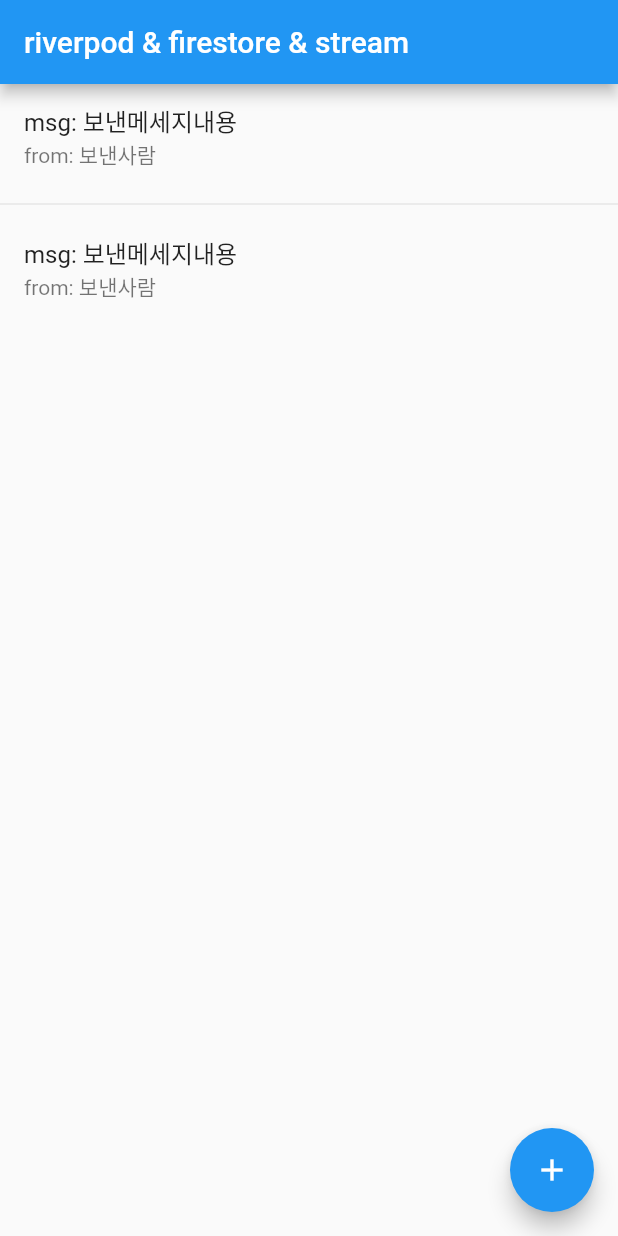
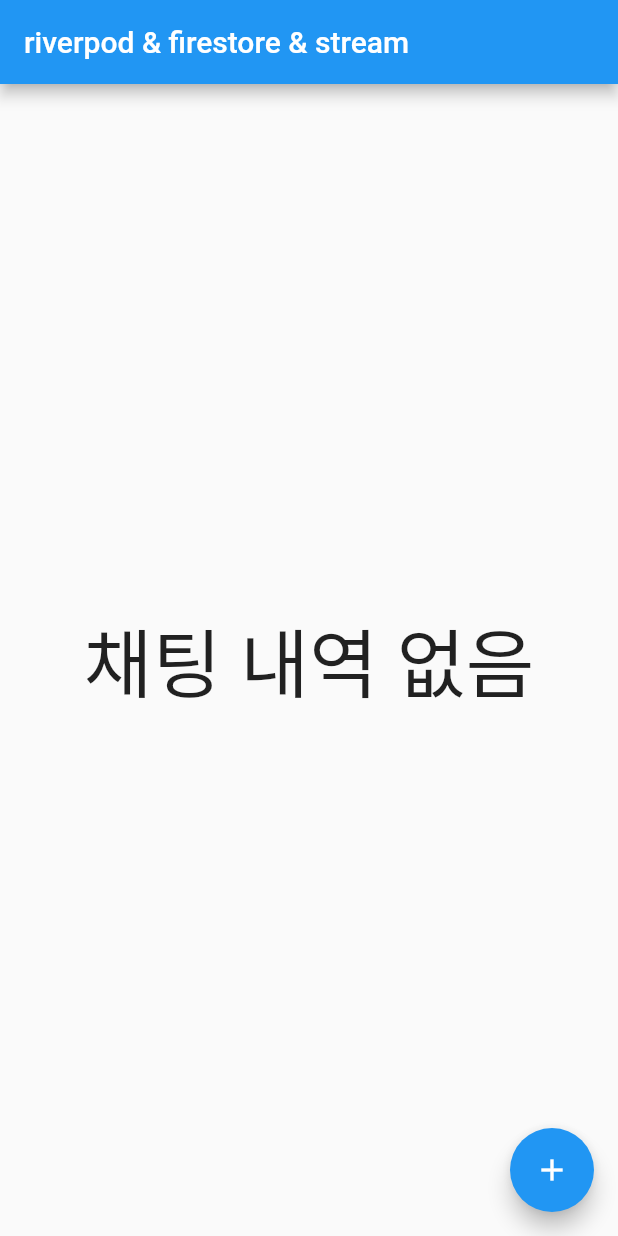
Before and after one commit to Jo-HyeRin/flutter_riverpod_firestore_stream, a Flutter app: the screen it shows after launch, on a phone screen of 412 x 824 dp. Run offline on Flutter 3.47's test engine with Material 2 defaults, Android fonts, the phone set to English and light mode, and no system bars; our stand-ins replace cloud_firestore, firebase_core, flutter_riverpod; accounts and stored records are empty.

```diff
--- a/lib/controller/chat_controller.dart
+++ b/lib/controller/chat_controller.dart
@@ -1,6 +1,5 @@
 import 'package:cloud_firestore/cloud_firestore.dart';
 import 'package:flutter_riverpod/flutter_riverpod.dart';
-import 'package:riverpod_firestore_stream/core/route_enum.dart';
 import 'package:riverpod_firestore_stream/domain/chat/chat_firestore_repository.dart';
 import 'package:riverpod_firestore_stream/dto/chat/chat_req_dto.dart';
 
@@ -13,6 +12,7 @@ class ChatController {
   Ref _ref;
   ChatController(this._ref);
 
+  // insert
   void insert(ChatInsertReqDto dto) async {
     Future<DocumentReference> futureDoc = _ref.read(chatFirestoreRepositoryProvider).insert(dto);
     //print("디버그: ${futureDoc.snapshots()}");
@@ -34,5 +34,4 @@ class ChatController {
         },
     );
   }
-
 }
--- a/lib/domain/chat/chat_firestore_repository.dart
+++ b/lib/domain/chat/chat_firestore_repository.dart
@@ -1,6 +1,24 @@
 import 'package:cloud_firestore/cloud_firestore.dart';
 import 'package:flutter_riverpod/flutter_riverpod.dart';
+import 'package:riverpod_firestore_stream/domain/chat/chat.dart';
 import 'package:riverpod_firestore_stream/dto/chat/chat_req_dto.dart';
+
+// firestore findAll
+// return : Stream<List<Chat>>
+final chatStreamProvider = StreamProvider<List<Chat>>((ref) {
+  final db = FirebaseFirestore.instance;
+  Stream<QuerySnapshot<Map<String, dynamic>>> stream = db.collection("chat").snapshots();
+  return stream.map((snapshot) => snapshot.docs.map((doc) => Chat.fromJson(doc.data(), id: doc.id)).toList());
+
+  // return FirebaseFirestore.instance.collection("chat").snapshots()
+  //     .map((event) => event.docs.map((doc) => Chat.fromJson(doc.data())).toList());
+
+  // 채팅방을 나갈 때 마무리 작업이 필요하다면(ex.채팅내용삭제, 내용로그남기기 등)
+  // StreamProvider.autoDispose<List<Chat>>((
+  //   ref.onDispose(() {화면죽일때});
+  // ){});
+
+});
 
 final chatFirestoreRepositoryProvider = Provider((ref){
   return ChatFirestoreRepository();
@@ -10,7 +28,7 @@ class ChatFirestoreRepository {
   // Cloud Firestore 초기화
   final db = FirebaseFirestore.instance;
 
-  // db에 insert
+  // firestore insert
   Future<DocumentReference> insert(ChatInsertReqDto dto) {
     return db.collection("chat").add(dto.toJson());
   }
--- a/lib/widget/pages/chat_room/chat_room_page.dart
+++ b/lib/widget/pages/chat_room/chat_room_page.dart
@@ -2,6 +2,7 @@ import 'dart:math';
 import 'package:flutter/material.dart';
 import 'package:flutter_riverpod/flutter_riverpod.dart';
 import 'package:riverpod_firestore_stream/controller/chat_controller.dart';
+import 'package:riverpod_firestore_stream/domain/chat/chat_firestore_repository.dart';
 import 'package:riverpod_firestore_stream/dto/chat/chat_req_dto.dart';
 
 class ChatRoomPage extends ConsumerWidget {
@@ -12,7 +13,7 @@ class ChatRoomPage extends ConsumerWidget {
     final chatController = ref.read(chatControllerProvider);
     return Scaffold(
       appBar: _buildAppBar(),
-      body: _buildListView(),
+      body: _buildListView(ref),
       floatingActionButton: FloatingActionButton(
         onPressed: (){
           Random random = Random(); // 랜덤으로 값을 넣어주기 위함
@@ -24,14 +25,27 @@ class ChatRoomPage extends ConsumerWidget {
     );
   }
 
-  ListView _buildListView() {
-    return ListView.separated(
-      itemCount: 2,
-      itemBuilder: (context, index) => ListTile(
-        title: Text("msg: 보낸메세지내용"),
-        subtitle: Text("from: 보낸사람"),
-      ),
-      separatorBuilder: (context, index) => Divider(),
+  Widget _buildListView(WidgetRef ref) {
+    final chatStream = ref.watch(chatStreamProvider);
+    return chatStream.when(
+      data: (chats) {
+        if (chats.isNotEmpty) {
+          return ListView.separated(
+            itemCount: chats.length,
+            itemBuilder: (context, index) => ListTile(
+              title: Text("msg : ${chats[index].msg}"),
+              subtitle: Text("from : ${chats[index].from}"),
+            ),
+            separatorBuilder: (context, index) => Divider(),
+          );
+        } else {
+          return Center(
+            child: Text("채팅 내역 없음", style: TextStyle(fontSize: 50)),
+          );
+        }
+      },
+      error: (error, stackTrace) => CircularProgressIndicator(),
+      loading: () => CircularProgressIndicator(),
     );
   }
 
```
Also changed, not shown: lib/domain/chat/chat.dart (+19 -3 lines).
